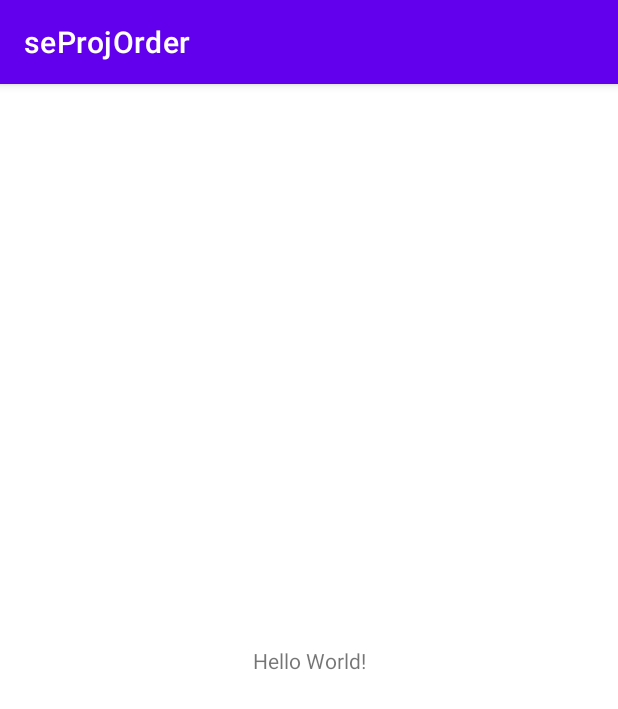
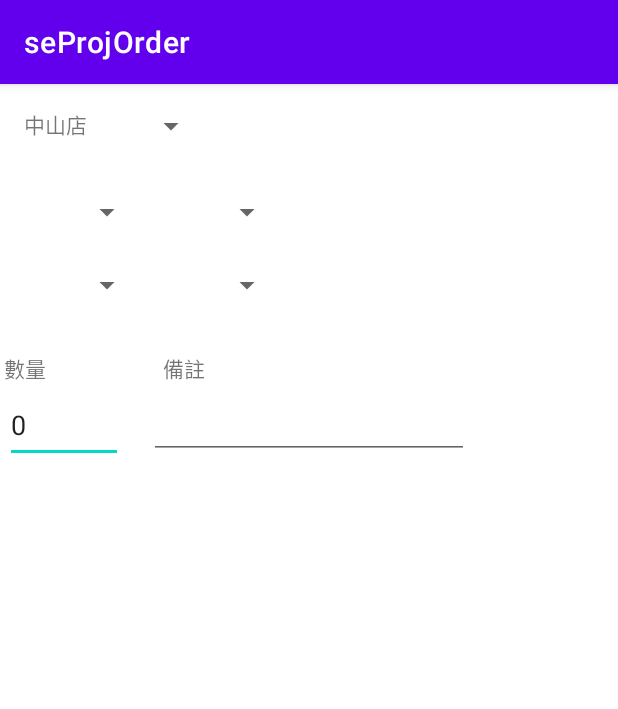
Before and after one commit to gotomon365/seProj, an Android app: the screen it shows after launch (MainActivity), on a phone screen of 412 x 824 dp. Shown: the top 709 px of the screen. Run offline under Robolectric (Android 15) with nearby library versions, the phone set to English and light mode, and no system bars.

Commit message:
add some main xml

```diff
--- a/app/src/main/res/layout/activity_main.xml
+++ b/app/src/main/res/layout/activity_main.xml
@@ -2,17 +2,132 @@
 <androidx.constraintlayout.widget.ConstraintLayout xmlns:android="http://schemas.android.com/apk/res/android"
     xmlns:app="http://schemas.android.com/apk/res-auto"
     xmlns:tools="http://schemas.android.com/tools"
+    android:id="@+id/layer1"
     android:layout_width="match_parent"
     android:layout_height="match_parent"
     tools:context=".MainActivity">
 
     <TextView
+        android:id="@+id/TVstoreName"
         android:layout_width="wrap_content"
         android:layout_height="wrap_content"
-        android:text="Hello World!"
-        app:layout_constraintBottom_toBottomOf="parent"
+        android:layout_marginStart="16dp"
+        android:layout_marginTop="16dp"
+        android:layout_marginEnd="11dp"
+        android:text="中山店"
+        app:layout_constraintEnd_toStartOf="@+id/SPtableNumber"
+        app:layout_constraintStart_toStartOf="parent"
+        app:layout_constraintTop_toTopOf="parent" />
+
+    <Spinner
+        android:id="@+id/SPtableNumber"
+        android:layout_width="0dp"
+        android:layout_height="0dp"
+        android:layout_marginTop="3dp"
+        android:layout_marginEnd="274dp"
+        android:layout_marginBottom="9dp"
+        android:contentDescription="桌號"
+        app:layout_constraintBottom_toTopOf="@+id/SPdishType"
+        app:layout_constraintEnd_toEndOf="parent"
+        app:layout_constraintStart_toEndOf="@+id/TVstoreName"
+        app:layout_constraintTop_toTopOf="parent" />
+
+    <Spinner
+        android:id="@+id/SPdishType"
+        android:layout_width="0dp"
+        android:layout_height="0dp"
+        android:contentDescription="餐點種類"
+        app:layout_constraintBottom_toTopOf="@+id/SPchoice"
+        app:layout_constraintEnd_toEndOf="@+id/SPchoice"
+        app:layout_constraintStart_toStartOf="@+id/SPchoice"
+        app:layout_constraintTop_toTopOf="@+id/SPtaste" />
+
+    <Spinner
+        android:id="@+id/SPtaste"
+        android:layout_width="0dp"
+        android:layout_height="0dp"
+        android:layout_marginTop="46dp"
+        android:layout_marginBottom="50dp"
+        android:contentDescription="口味"
+        app:layout_constraintBottom_toBottomOf="@+id/SPtemp"
+        app:layout_constraintEnd_toEndOf="@+id/SPtemp"
+        app:layout_constraintStart_toStartOf="@+id/SPtemp"
+        app:layout_constraintTop_toTopOf="@+id/TVstoreName" />
+
+    <Spinner
+        android:id="@+id/SPchoice"
+        android:layout_width="0dp"
+        android:layout_height="0dp"
+        android:layout_marginStart="13dp"
+        android:layout_marginEnd="13dp"
+        android:contentDescription="可選"
+        app:layout_constraintBottom_toBottomOf="@+id/SPtemp"
+        app:layout_constraintEnd_toStartOf="@+id/SPtaste"
+        app:layout_constraintStart_toStartOf="@+id/inputCnt"
+        app:layout_constraintTop_toBottomOf="@+id/SPtaste" />
+
+    <Spinner
+        android:id="@+id/SPtemp"
+        android:layout_width="80dp"
+        android:layout_height="50dp"
+        android:layout_marginBottom="19dp"
+        android:contentDescription="冷熱"
+        app:layout_constraintBottom_toTopOf="@+id/TVcomment"
+        app:layout_constraintStart_toStartOf="@+id/TVcomment" />
+
+    <TextView
+        android:id="@+id/TVcnt"
+        android:layout_width="wrap_content"
+        android:layout_height="wrap_content"
+        android:layout_marginTop="19dp"
+        android:text="數量"
+        app:layout_constraintEnd_toStartOf="@+id/SPchoice"
+        app:layout_constraintStart_toStartOf="@+id/SPchoice"
+        app:layout_constraintTop_toBottomOf="@+id/SPchoice" />
+
+    <EditText
+        android:id="@+id/inputCnt"
+        android:layout_width="0dp"
+        android:layout_height="50dp"
+        android:layout_marginStart="3dp"
+        android:layout_marginTop="5dp"
+        android:layout_marginEnd="17dp"
+        android:ems="10"
+        android:inputType="number"
+        android:text="0"
+        app:layout_constraintBottom_toBottomOf="@+id/inputComment"
+        app:layout_constraintEnd_toStartOf="@+id/inputComment"
+        app:layout_constraintStart_toStartOf="parent"
+        app:layout_constraintTop_toBottomOf="@+id/TVcnt" />
+
+    <TextView
+        android:id="@+id/TVcomment"
+        android:layout_width="wrap_content"
+        android:layout_height="wrap_content"
+        android:layout_marginStart="9dp"
+        android:text="備註"
+        app:layout_constraintBottom_toTopOf="@+id/inputComment"
+        app:layout_constraintStart_toStartOf="@+id/inputComment" />
+
+    <EditText
+        android:id="@+id/inputComment"
+        android:layout_width="wrap_content"
+        android:layout_height="50dp"
+        android:layout_marginTop="200dp"
+        android:ems="10"
+        android:inputType="textPersonName"
         app:layout_constraintEnd_toEndOf="parent"
         app:layout_constraintStart_toStartOf="parent"
         app:layout_constraintTop_toTopOf="parent" />
 
+    <ListView
+        android:layout_width="0dp"
+        android:layout_height="239dp"
+        android:layout_marginTop="191dp"
+        android:layout_marginBottom="189dp"
+        app:layout_constraintBottom_toBottomOf="parent"
+        app:layout_constraintEnd_toEndOf="@+id/SPtemp"
+        app:layout_constraintStart_toStartOf="@+id/SPchoice"
+        app:layout_constraintTop_toTopOf="@+id/SPchoice" />
+
 </androidx.constraintlayout.widget.ConstraintLayout>
```
